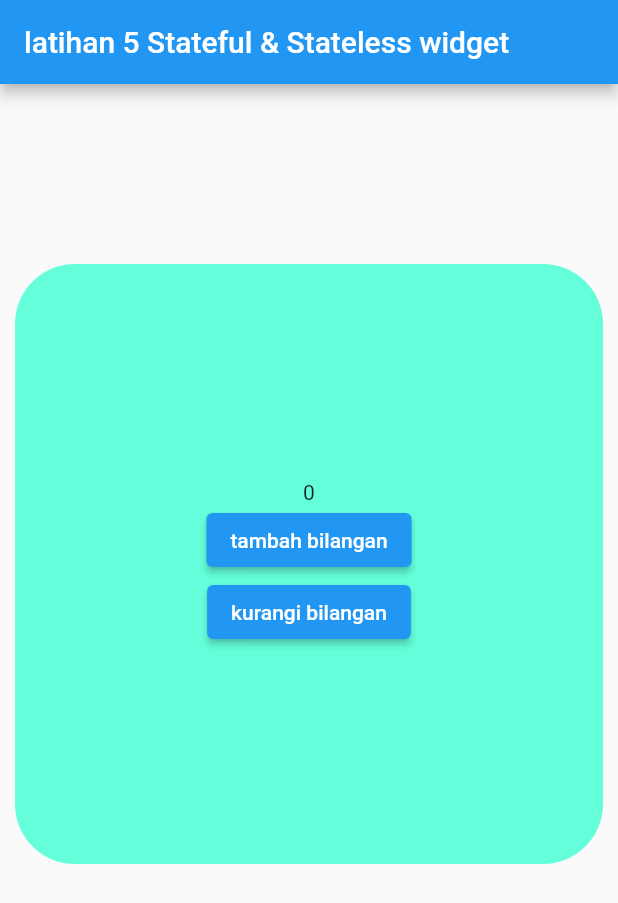
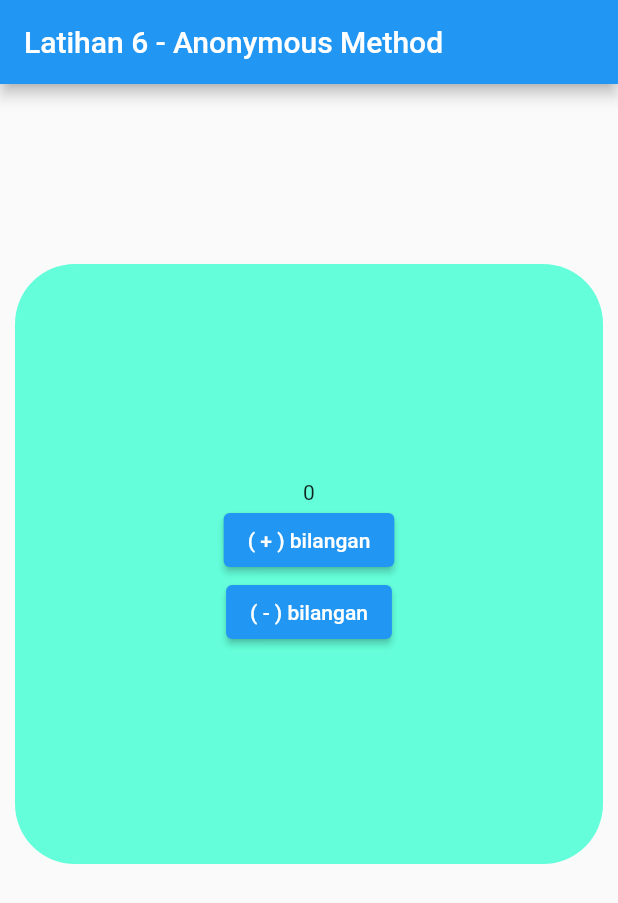
Before and after one commit to dodichakill/latihan_flutter_ku, a Flutter app: the screen it shows after launch, on a phone screen of 412 x 824 dp. Shown: the top 903 px of the screen. Run offline on Flutter 3.47's test engine with Material 2 defaults, Android fonts, the phone set to English and light mode, and no system bars.

Commit message:
latihan 6 - Anonymous Method

```diff
--- a/lib/main.dart
+++ b/lib/main.dart
@@ -1,4 +1,4 @@
-// latihan 5 - Stateless & stateful widget
+// latihan 6 - Anonymous Method
 
 import 'package:flutter/material.dart';
 
@@ -11,24 +11,13 @@ class MyApp extends StatefulWidget {
 
 class _MyAppState extends State<MyApp> {
   int number = 0;
-  void tambahBilangan() {
-    setState(() {
-      number += 1;
-    });
-  }
-
-  void kurangBilangan() {
-    setState(() {
-      number -= 1;
-    });
-  }
 
   @override
   Widget build(BuildContext context) {
     return MaterialApp(
       home: Scaffold(
         appBar: AppBar(
-          title: Text('latihan 5 Stateful & Stateless widget'),
+          title: Text('Latihan 6 - Anonymous Method'),
         ),
         body: Container(
           margin: EdgeInsets.fromLTRB(10, 120, 10, 0),
@@ -45,12 +34,18 @@ class _MyAppState extends State<MyApp> {
               children: <Widget>[
                 Text(number.toString()),
                 ElevatedButton(
-                  onPressed: tambahBilangan,
-                  child: Text('tambah bilangan'),
+                  // dibawah ini merupakan contoh anonymous method menggunakan arrow function
+                  onPressed: () => setState(() => number += 1),
+                  child: Text('( + ) bilangan'),
                 ),
                 ElevatedButton(
-                  child: Text('kurangi bilangan'),
-                  onPressed: kurangBilangan,
+                  child: Text('( - ) bilangan'),
+                  // dibawah ini menggunakan anonymous method tanpa arrow function
+                  onPressed: () {
+                    setState(() {
+                      number -= 1;
+                    });
+                  },
                 )
               ],
             ),
@@ -63,8 +58,8 @@ class _MyAppState extends State<MyApp> {
 
 // penjelasan singkat
 // ----------------
-// Stateless widget merupakan widget yang tidak mempunyai state,
-// stateful widget merupakan widget yang mempunyai state,
-// state merupakan sebuah keadaan. contohnya air mempunyai 3 keadaan yaitu cair, beku, uap/gas dalam keadaan tertentu
-// dan untuk membuat state langsung menampilkan state terbaru maka state tersebut harus berada pada function setState(){}
-// dan diatas merupakan contoh dari stateful widget
+// Anonymous method adalah method yang tidak mempunyai nama, anonymous method berfungsi untuk membuat sebuah method/function yang hanya dipakai sekali.
+// anonymous method bisa ditulis dengan langsung dengan parameter dan body nya contoh:
+// () { ... }
+// jika body codenya hanya sebaris maka kita bisa menggunakan arrow function/arrow fat seperti berikut:
+// () => ...
```
